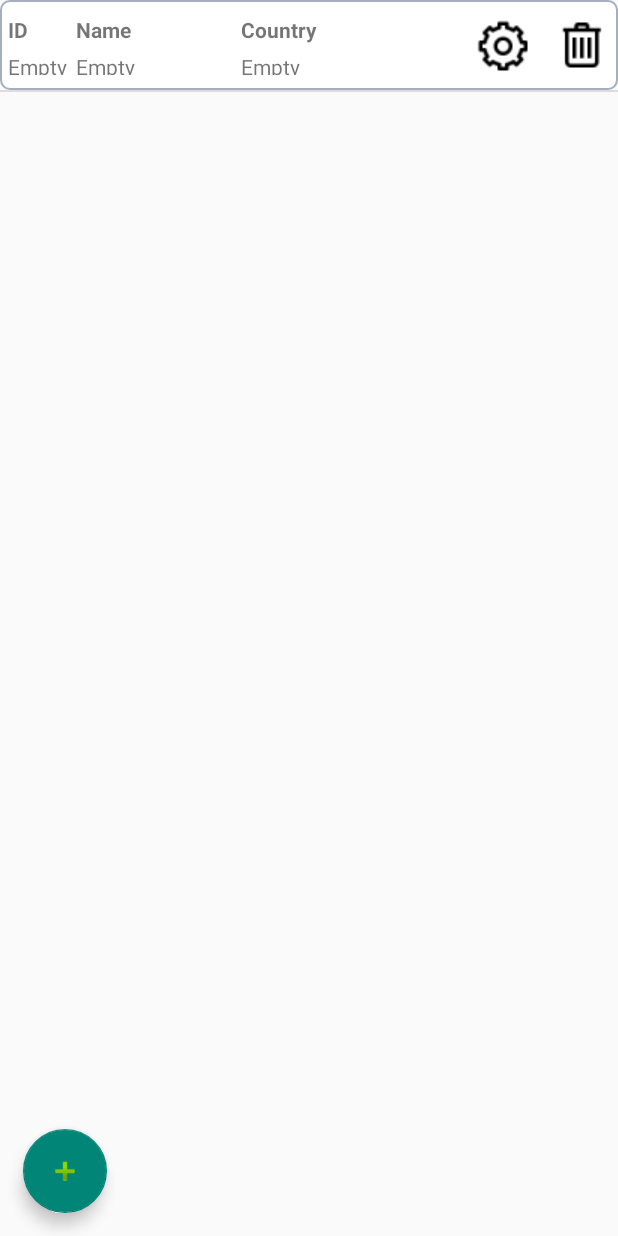
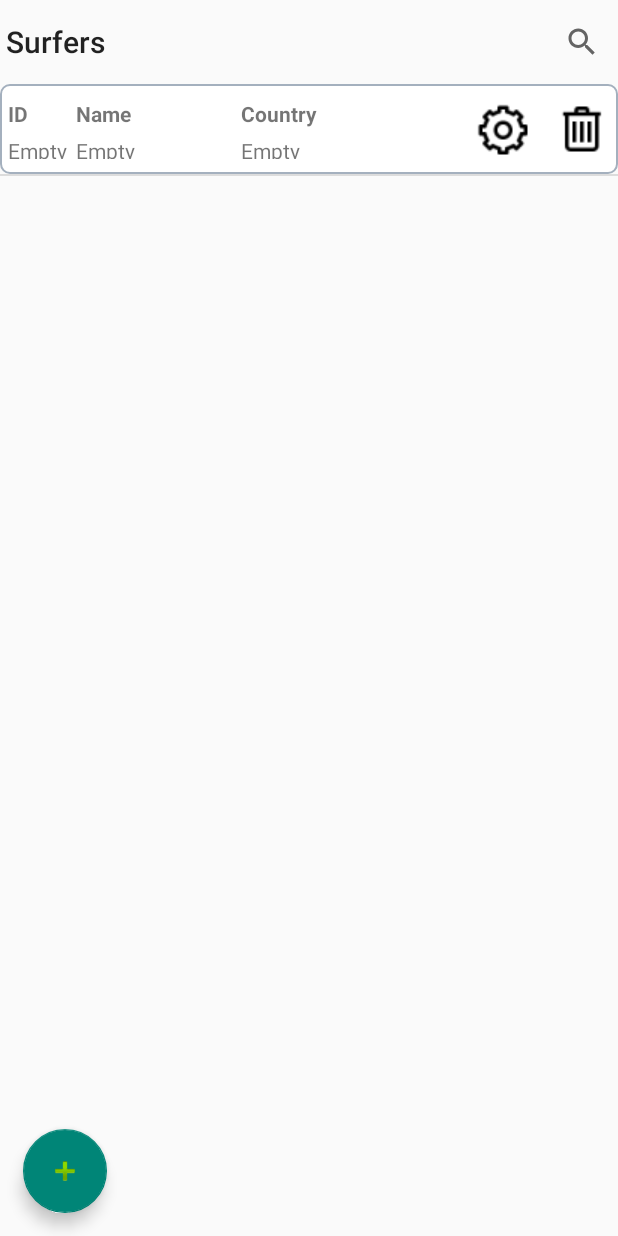
Before and after one commit to yanfalcao/HorizonDesafio, an Android app: the SurfersListActivity screen opened directly, with no data from a screen before it, on a phone screen of 412 x 824 dp. Run offline under Robolectric (Android 15) with nearby library versions, the phone set to English and light mode, and no system bars.

Commit message:
Add filtro na lista de surfista, filtra somente o pais

```diff
--- a/MundialSurf/app/src/main/java/br/com/yanfalcao/mundialsurf/view/surfersViews/SurfersListActivity.java
+++ b/MundialSurf/app/src/main/java/br/com/yanfalcao/mundialsurf/view/surfersViews/SurfersListActivity.java
@@ -1,11 +1,18 @@
 package br.com.yanfalcao.mundialsurf.view.surfersViews;
 
+import android.app.SearchManager;
+import android.content.Context;
 import android.content.Intent;
 import android.support.v7.app.AppCompatActivity;
 import android.os.Bundle;
 import android.support.v7.widget.DividerItemDecoration;
 import android.support.v7.widget.LinearLayoutManager;
 import android.support.v7.widget.RecyclerView;
+import android.support.v7.widget.SearchView;
+import android.support.v7.widget.Toolbar;
+import android.view.Menu;
+import android.view.MenuInflater;
+import android.view.MenuItem;
 import android.view.View;
 
 import br.com.yanfalcao.mundialsurf.R;
@@ -24,6 +31,10 @@
         super.onCreate(savedInstanceState);
         setContentView(R.layout.activity_surfers_list);
 
+        Toolbar toolbar = findViewById(R.id.toolbar);
+        setSupportActionBar(toolbar);
+        getSupportActionBar().setTitle("Surfers");
+
         setupRecycler();
     }
 
@@ -41,6 +52,32 @@
     public void clickOnNewSurfers(View view) { startActivity(new Intent(this, NewSurferActivity.class)); }
 
     @Override
+    public boolean onCreateOptionsMenu(Menu menu) {
+        MenuInflater inflater = getMenuInflater();
+        inflater.inflate(R.menu.surfer_menu, menu);
+
+        SearchManager searchManager = (SearchManager) getSystemService(Context.SEARCH_SERVICE);
+        SearchView searchView = (SearchView) menu.findItem(R.id.action_search).getActionView();
+        searchView.setSearchableInfo(searchManager.getSearchableInfo(getComponentName()));
+        searchView.setMaxWidth(Integer.MAX_VALUE);
+
+        searchView.setOnQueryTextListener(new SearchView.OnQueryTextListener() {
+            @Override
+            public boolean onQueryTextSubmit(String s) {
+                mAdapter.getFilter().filter(s);
+                return false;
+            }
+
+            @Override
+            public boolean onQueryTextChange(String s) {
+                mAdapter.getFilter().filter(s);
+                return false;
+            }
+        });
+        return true;
+    }
+
+    @Override
     protected void onRestart(){
         mAdapter = new LineAdapterSurfer(SurferController.selectSurfers(new DataBaseHelper(this), "id", "name", "country"));
         mRecyclerView.invalidate();
--- /dev/null
+++ b/MundialSurf/app/src/main/res/drawable/ic_search.xml
@@ -0,0 +1,5 @@
+<vector android:height="24dp" android:tint="#000000"
+    android:viewportHeight="24.0" android:viewportWidth="24.0"
+    android:width="24dp" xmlns:android="http://schemas.android.com/apk/res/android">
+    <path android:fillColor="#FF000000" android:pathData="M15.5,14h-0.79l-0.28,-0.27C15.41,12.59 16,11.11 16,9.5 16,5.91 13.09,3 9.5,3S3,5.91 3,9.5 5.91,16 9.5,16c1.61,0 3.09,-0.59 4.23,-1.57l0.27,0.28v0.79l5,4.99L20.49,19l-4.99,-5zM9.5,14C7.01,14 5,11.99 5,9.5S7.01,5 9.5,5 14,7.01 14,9.5 11.99,14 9.5,14z"/>
+</vector>
--- a/MundialSurf/app/src/main/res/layout/activity_surfers_list.xml
+++ b/MundialSurf/app/src/main/res/layout/activity_surfers_list.xml
@@ -7,10 +7,25 @@
     android:layout_height="match_parent"
     tools:context=".view.surfersViews.SurfersListActivity">
 
+    <android.support.v7.widget.Toolbar
+        android:id="@+id/toolbar"
+        android:layout_width="match_parent"
+        android:layout_height="?attr/actionBarSize"
+        android:contentInsetLeft="0dp"
+        android:contentInsetStart="0dp"
+        android:contentInsetRight="0dp"
+        android:contentInsetEnd="0dp"
+        app:contentInsetLeft="0dp"
+        app:contentInsetStart="0dp"
+        app:contentInsetRight="0dp"
+        app:contentInsetEnd="0dp"
+        />
+
     <android.support.v7.widget.RecyclerView
         android:id="@+id/recycler_view_layout"
         android:layout_width="match_parent"
         android:layout_height="match_parent"
+        android:layout_marginTop="?attr/actionBarSize"
         tools:listitem="@layout/surfers_line_view">
 
     </android.support.v7.widget.RecyclerView>
--- /dev/null
+++ b/MundialSurf/app/src/main/res/menu/surfer_menu.xml
@@ -0,0 +1,11 @@
+<?xml version="1.0" encoding="utf-8"?>
+<menu xmlns:android="http://schemas.android.com/apk/res/android"
+    xmlns:app="http://schemas.android.com/apk/res-auto">
+
+    <item android:id="@+id/action_search"
+        android:icon="@drawable/ic_search"
+        android:title="Search"
+        app:showAsAction="always"
+        app:actionViewClass="android.support.v7.widget.SearchView" />
+
+</menu>
```
Also changed, not shown: MundialSurf/app/src/main/java/br/com/yanfalcao/mundialsurf/view/surfersViews/surferRecycleView/LineAdapterSurfer.java (+42 -1 lines), 1 other file.
